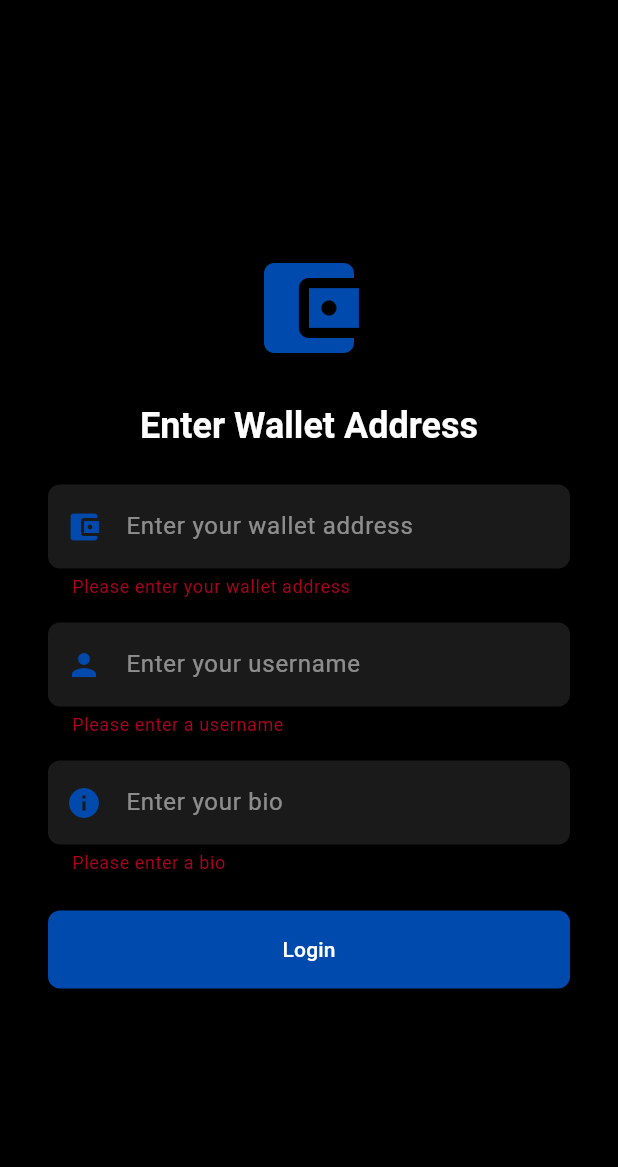
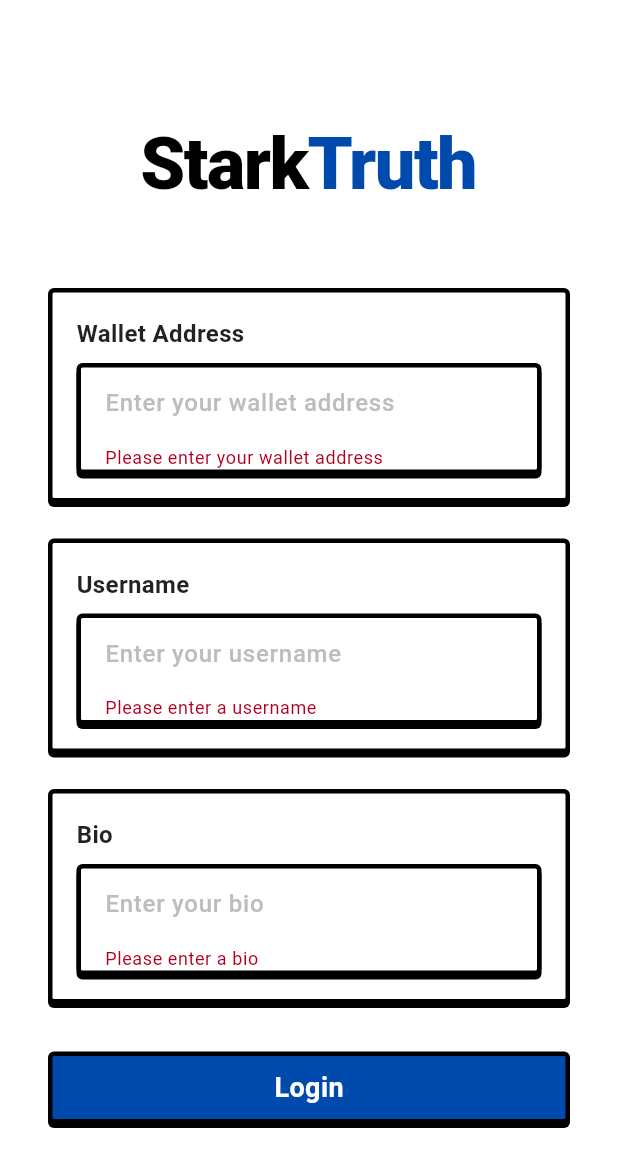
Before and after one commit to RomarioKavin1/starkTruth, a Flutter app: the screen it shows after launch, after a tap on "Login", on a phone screen of 412 x 824 dp. Shown: the top 1167 px of the screen. Run offline on Flutter 3.47's test engine with Material 3 defaults, Android fonts, the phone set to English and light mode, and no system bars; our stand-ins replace camera, file_picker, flutter_dotenv, flutter_riverpod, shared_preferences, supabase_flutter and 1 more; accounts and stored records are empty.

Commit message:
Update main.dart to set SplashScreen as the home screen and add route for LoginScreen. Refactor LoginScreen to incorporate Brutalist design components, enhancing UI elements for wallet address, username, and bio input fields. Update error handling and login button styling for improved user experience.

```diff
--- a/app/lib/main.dart
+++ b/app/lib/main.dart
@@ -7,6 +7,7 @@ import 'screens/decrypt_screen.dart';
 import 'screens/profile_screen.dart';
 import 'screens/camera_screen.dart';
 import 'screens/messaging_screen.dart';
+import 'screens/splash_screen.dart';
 import 'services/supabase_service.dart';
 import 'package:flutter_riverpod/flutter_riverpod.dart';
 import 'screens/sandbox_screen.dart';
@@ -66,8 +67,9 @@ class MyApp extends StatelessWidget {
         ),
         useMaterial3: true,
       ),
-      home: const LoginScreen(),
+      home: const SplashScreen(),
       routes: {
+        '/login': (context) => const LoginScreen(),
         '/main': (context) => const MainNavigationScreen(),
         '/feed': (context) => const FeedScreen(),
         '/camera': (context) => const CameraScreen(),
--- a/app/lib/screens/login_screen.dart
+++ b/app/lib/screens/login_screen.dart
@@ -1,6 +1,7 @@
 import 'package:flutter/material.dart';
 import '../services/supabase_service.dart';
 import 'package:shared_preferences/shared_preferences.dart';
+import '../widgets/brutalist_components.dart';
 
 class LoginScreen extends StatefulWidget {
   const LoginScreen({super.key});
@@ -33,11 +34,9 @@ class _LoginScreenState extends State<LoginScreen> {
       final profile = await _supabaseService.getUserProfile(walletAddress);
 
       if (profile == null) {
-        // Create new profile if user doesn't exist
         await _supabaseService.createUserProfile(walletAddress, username, bio);
       }
 
-      // Store wallet address, username, and bio in SharedPreferences
       final prefs = await SharedPreferences.getInstance();
       await prefs.setString('wallet_address', walletAddress);
       await prefs.setString('username', username);
@@ -70,7 +69,7 @@ class _LoginScreenState extends State<LoginScreen> {
   @override
   Widget build(BuildContext context) {
     return Scaffold(
-      backgroundColor: Colors.black,
+      backgroundColor: Colors.white,
       body: Center(
         child: SingleChildScrollView(
           child: Padding(
@@ -81,27 +80,49 @@ class _LoginScreenState extends State<LoginScreen> {
                 mainAxisAlignment: MainAxisAlignment.center,
                 crossAxisAlignment: CrossAxisAlignment.center,
                 children: [
-                  Icon(Icons.account_balance_wallet, size: 80, color: Color(0xFF004AAD)),
-                  const SizedBox(height: 24),
-                  Text(
-                    'Enter Wallet Address',
-                    style: Theme.of(context).textTheme.titleLarge?.copyWith(color: Colors.white),
+                  // Logo
+                  Row(
+                    mainAxisAlignment: MainAxisAlignment.center,
+                    children: [
+                      const Text(
+                        'Stark',
+                        style: TextStyle(
+                          fontSize: 48,
+                          fontWeight: FontWeight.w900,
+                          letterSpacing: -1,
+                          color: Colors.black,
                         ),
-                  const SizedBox(height: 24),
-                  TextFormField(
+                      ),
+                      const Text(
+                        'Truth',
+                        style: TextStyle(
+                          fontSize: 48,
+                          fontWeight: FontWeight.w900,
+                          letterSpacing: -1,
+                          color: Color(0xFF004AAD),
+                        ),
+                      ),
+                    ],
+                  ),
+                  const SizedBox(height: 48),
+                  // Wallet Address
+                  BrutalistContainer(
+                    padding: const EdgeInsets.all(16),
+                    child: Column(
+                      crossAxisAlignment: CrossAxisAlignment.start,
+                      children: [
+                        const Text(
+                          'Wallet Address',
+                          style: TextStyle(
+                            fontSize: 16,
+                            fontWeight: FontWeight.w700,
+                            color: Colors.black87,
+                          ),
+                        ),
+                        const SizedBox(height: 8),
+                        BrutalistTextField(
                           controller: _walletController,
-                    style: const TextStyle(color: Colors.white),
-                    decoration: InputDecoration(
                           hintText: 'Enter your wallet address',
-                      hintStyle: TextStyle(color: Colors.white.withOpacity(0.5)),
-                      filled: true,
-                      fillColor: Colors.white.withOpacity(0.1),
-                      border: OutlineInputBorder(
-                        borderRadius: BorderRadius.circular(8),
-                        borderSide: BorderSide.none,
-                      ),
-                      prefixIcon: Icon(Icons.account_balance_wallet, color: Color(0xFF004AAD)),
-                    ),
                           validator: (value) {
                             if (value == null || value.isEmpty) {
                               return 'Please enter your wallet address';
@@ -112,21 +133,28 @@ class _LoginScreenState extends State<LoginScreen> {
                             return null;
                           },
                         ),
-                  const SizedBox(height: 16),
-                  TextFormField(
+                      ],
+                    ),
+                  ),
+                  const SizedBox(height: 24),
+                  // Username
+                  BrutalistContainer(
+                    padding: const EdgeInsets.all(16),
+                    child: Column(
+                      crossAxisAlignment: CrossAxisAlignment.start,
+                      children: [
+                        const Text(
+                          'Username',
+                          style: TextStyle(
+                            fontSize: 16,
+                            fontWeight: FontWeight.w700,
+                            color: Colors.black87,
+                          ),
+                        ),
+                        const SizedBox(height: 8),
+                        BrutalistTextField(
                           controller: _usernameController,
-                    style: const TextStyle(color: Colors.white),
-                    decoration: InputDecoration(
                           hintText: 'Enter your username',
-                      hintStyle: TextStyle(color: Colors.white.withOpacity(0.5)),
-                      filled: true,
-                      fillColor: Colors.white.withOpacity(0.1),
-                      border: OutlineInputBorder(
-                        borderRadius: BorderRadius.circular(8),
-                        borderSide: BorderSide.none,
-                      ),
-                      prefixIcon: Icon(Icons.person, color: Color(0xFF004AAD)),
-                    ),
                           validator: (value) {
                             if (value == null || value.isEmpty) {
                               return 'Please enter a username';
@@ -134,21 +162,28 @@ class _LoginScreenState extends State<LoginScreen> {
                             return null;
                           },
                         ),
-                  const SizedBox(height: 16),
-                  TextFormField(
+                      ],
+                    ),
+                  ),
+                  const SizedBox(height: 24),
+                  // Bio
+                  BrutalistContainer(
+                    padding: const EdgeInsets.all(16),
+                    child: Column(
+                      crossAxisAlignment: CrossAxisAlignment.start,
+                      children: [
+                        const Text(
+                          'Bio',
+                          style: TextStyle(
+                            fontSize: 16,
+                            fontWeight: FontWeight.w700,
+                            color: Colors.black87,
+                          ),
+                        ),
+                        const SizedBox(height: 8),
+                        BrutalistTextField(
                           controller: _bioController,
-                    style: const TextStyle(color: Colors.white),
-                    decoration: InputDecoration(
                           hintText: 'Enter your bio',
-                      hintStyle: TextStyle(color: Colors.white.withOpacity(0.5)),
-                      filled: true,
-                      fillColor: Colors.white.withOpacity(0.1),
-                      border: OutlineInputBorder(
-                        borderRadius: BorderRadius.circular(8),
-                        borderSide: BorderSide.none,
-                      ),
-                      prefixIcon: Icon(Icons.info, color: Color(0xFF004AAD)),
-                    ),
                           validator: (value) {
                             if (value == null || value.isEmpty) {
                               return 'Please enter a bio';
@@ -156,37 +191,63 @@ class _LoginScreenState extends State<LoginScreen> {
                             return null;
                           },
                         ),
+                      ],
+                    ),
+                  ),
                   if (_error != null) ...[
-                    const SizedBox(height: 16),
-                    Text(
+                    const SizedBox(height: 24),
+                    BrutalistContainer(
+                      backgroundColor: Colors.red.shade50,
+                      padding: const EdgeInsets.all(16),
+                      child: Row(
+                        children: [
+                          const Icon(
+                            Icons.error_outline,
+                            color: Colors.red,
+                            size: 24,
+                          ),
+                          const SizedBox(width: 12),
+                          Expanded(
+                            child: Text(
                               _error!,
-                      style: const TextStyle(color: Colors.red),
-                      textAlign: TextAlign.center,
+                              style: const TextStyle(
+                                color: Colors.red,
+                                fontSize: 14,
+                                fontWeight: FontWeight.w600,
+                              ),
+                            ),
                           ),
                         ],
-                  const SizedBox(height: 24),
+                      ),
+                    ),
+                  ],
+                  const SizedBox(height: 32),
+                  // Login Button
                   SizedBox(
                     width: double.infinity,
-                    child: ElevatedButton(
-                      style: ElevatedButton.styleFrom(
-                        backgroundColor: Color(0xFF004AAD),
-                        foregroundColor: Colors.white,
-                        padding: const EdgeInsets.symmetric(vertical: 16),
-                        shape: RoundedRectangleBorder(
-                          borderRadius: BorderRadius.circular(8),
-                        ),
-                      ),
+                    child: BrutalistButton(
                       onPressed: _isLoading ? null : _login,
-                      child: _isLoading
+                      backgroundColor: const Color(0xFF004AAD),
+                      child: Container(
+                        child:
+                            _isLoading
                                 ? const SizedBox(
-                              width: 20,
-                              height: 20,
+                                  width: 24,
+                                  height: 24,
                                   child: CircularProgressIndicator(
-                                strokeWidth: 2,
+                                    strokeWidth: 3,
                                     color: Colors.white,
                                   ),
                                 )
-                          : const Text('Login'),
+                                : const Text(
+                                  'Login',
+                                  style: TextStyle(
+                                    color: Colors.white,
+                                    fontSize: 18,
+                                    fontWeight: FontWeight.w700,
+                                  ),
+                                ),
+                      ),
                     ),
                   ),
                 ],
--- /dev/null
+++ b/app/lib/screens/splash_screen.dart
@@ -0,0 +1,174 @@
+import 'package:flutter/material.dart';
+
+class SplashScreen extends StatefulWidget {
+  const SplashScreen({super.key});
+
+  @override
+  State<SplashScreen> createState() => _SplashScreenState();
+}
+
+class _SplashScreenState extends State<SplashScreen>
+    with SingleTickerProviderStateMixin {
+  late AnimationController _controller;
+  late Animation<double> _fadeStark;
+  late Animation<double> _fadeFake;
+  late Animation<double> _strikeFake;
+  late Animation<double> _fadeOutFake;
+  late Animation<double> _fadeTruth;
+
+  @override
+  void initState() {
+    super.initState();
+
+    _controller = AnimationController(
+      duration: const Duration(milliseconds: 4000),
+      vsync: this,
+    );
+
+    _fadeStark = Tween<double>(begin: 0, end: 1).animate(
+      CurvedAnimation(
+        parent: _controller,
+        curve: const Interval(0.0, 0.2, curve: Curves.easeOut),
+      ),
+    );
+
+    _fadeFake = Tween<double>(begin: 0, end: 1).animate(
+      CurvedAnimation(
+        parent: _controller,
+        curve: const Interval(0.2, 0.3, curve: Curves.easeIn),
+      ),
+    );
+
+    _strikeFake = Tween<double>(begin: 0, end: 1).animate(
+      CurvedAnimation(
+        parent: _controller,
+        curve: const Interval(0.3, 0.4, curve: Curves.easeInOut),
+      ),
+    );
+
+    _fadeOutFake = Tween<double>(begin: 1, end: 0).animate(
+      CurvedAnimation(
+        parent: _controller,
+        curve: const Interval(0.4, 0.5, curve: Curves.easeIn),
+      ),
+    );
+
+    _fadeTruth = Tween<double>(begin: 0, end: 1).animate(
+      CurvedAnimation(
+        parent: _controller,
+        curve: const Interval(0.5, 0.6, curve: Curves.easeIn),
+      ),
+    );
+
+    _controller.forward().then((_) {
+      Future.delayed(const Duration(seconds: 0), () {
+        if (mounted) {
+          Navigator.of(context).pushReplacementNamed('/login');
+        }
+      });
+    });
+  }
+
+  @override
+  void dispose() {
+    _controller.dispose();
+    super.dispose();
+  }
+
+  Widget _buildFakeWithStrike() {
+    const textStyle = TextStyle(
+      fontSize: 48,
+      fontWeight: FontWeight.w900,
+      letterSpacing: -1,
+      color: Colors.red,
+    );
+
+    return AnimatedBuilder(
+      animation: _controller,
+      builder: (context, child) {
+        final text = TextPainter(
+          text: const TextSpan(text: 'Fake', style: textStyle),
+          textDirection: TextDirection.ltr,
+        )..layout();
+
+        final lineWidth = text.width;
+
+        return Opacity(
+          opacity: _fadeOutFake.value,
+          child: Stack(
+            alignment: Alignment.center,
+            children: [
+              Opacity(
+                opacity: _fadeFake.value,
+                child: Text('Fake', style: textStyle),
+              ),
+              Positioned(
+                top: text.height / 2,
+                left: 0,
+                child: ClipRect(
+                  child: Align(
+                    alignment: Alignment.centerLeft,
+                    widthFactor: _strikeFake.value,
+                    child: Container(
+                      width: lineWidth,
+                      height: 2,
+                      color: Colors.red,
+                    ),
+                  ),
+                ),
+              ),
+            ],
+          ),
+        );
+      },
+    );
+  }
+
+  @override
+  Widget build(BuildContext context) {
+    return Scaffold(
+      backgroundColor: Colors.white,
+      body: Center(
+        child: Row(
+          mainAxisSize: MainAxisSize.min,
+          crossAxisAlignment: CrossAxisAlignment.center,
+          children: [
+            // STARK
+            FadeTransition(
+              opacity: _fadeStark,
+              child: const Text(
+                'Stark',
+                style: TextStyle(
+                  fontSize: 48,
+                  fontWeight: FontWeight.w900,
+                  letterSpacing: -1,
+                  color: Colors.black,
+                ),
+              ),
+            ),
+
+            // FAKE <-> TRUTH
+            Stack(
+              alignment: Alignment.center,
+              children: [
+                _buildFakeWithStrike(),
+                FadeTransition(
+                  opacity: _fadeTruth,
+                  child: const Text(
+                    'Truth',
+                    style: TextStyle(
+                      fontSize: 48,
+                      fontWeight: FontWeight.w900,
+                      letterSpacing: -1,
+                      color: Color(0xFF004AAD),
+                    ),
+                  ),
+                ),
+              ],
+            ),
+          ],
+        ),
+      ),
+    );
+  }
+}
```
Lines whose indentation alone changed are shown as unchanged.
